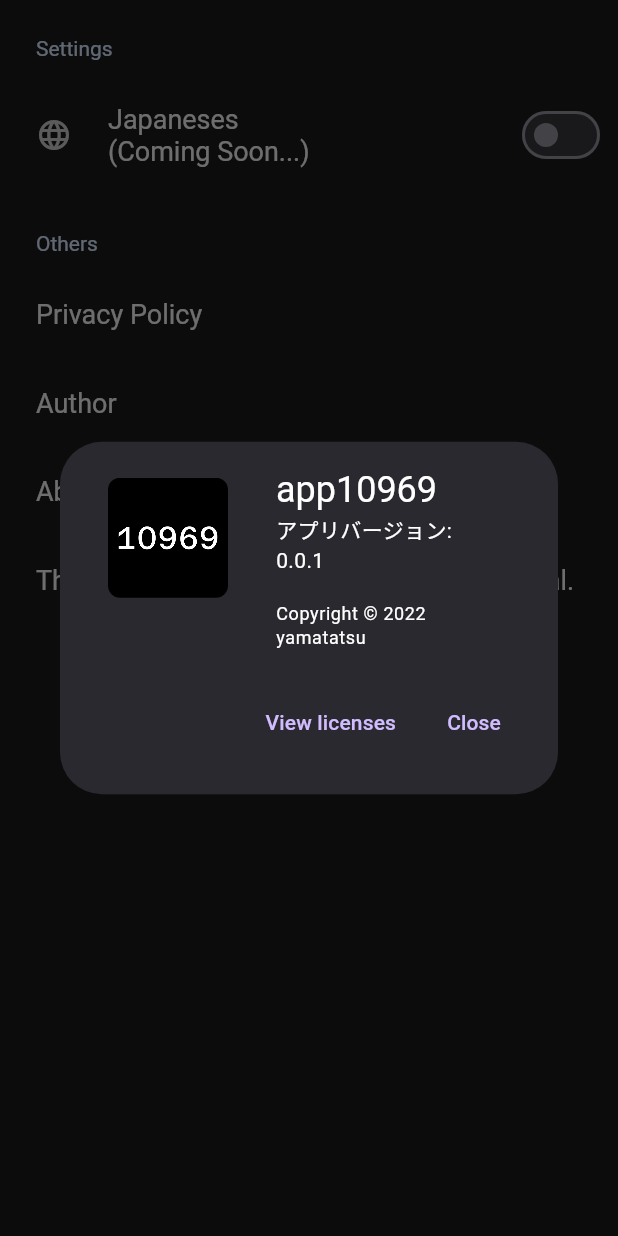
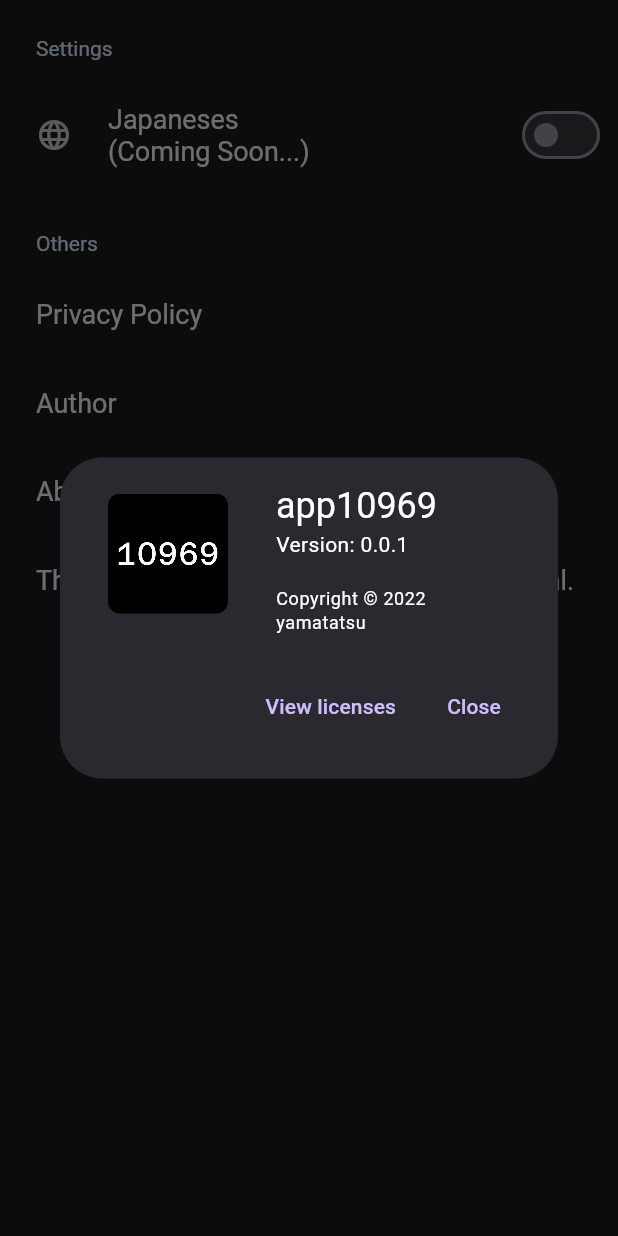
Before and after one commit to yamatatsu10969/10969, a Flutter app: the SettingsPage screen opened by its route, after a tap on "About App", on a phone screen of 412 x 824 dp. Run offline on Flutter 3.47's test engine with Material 2 defaults, Android fonts, the phone set to English and light mode, and no system bars; drawn by our look-alikes of settings_ui; our stand-ins replace flutter_hooks, flutter_riverpod, font_awesome_flutter, freezed_annotation, hooks_riverpod, package_info_plus and 1 more; missing offline and left inert: build_context, flutter_inappwebview.

Commit message:
Delete japanese language

```diff
--- a/lib/presentation/pages/settings/settings_page.dart
+++ b/lib/presentation/pages/settings/settings_page.dart
@@ -74,7 +74,7 @@ class SettingsPage extends ConsumerWidget {
                       showAboutDialog(
                         context: context,
                         applicationName: packageInfo.appName,
-                        applicationVersion: 'アプリバージョン: ${packageInfo.version}',
+                        applicationVersion: 'Version: ${packageInfo.version}',
                         applicationIcon: Padding(
                           padding: const EdgeInsets.all(8),
                           child: ClipRRect(
--- a/pubspec.yaml
+++ b/pubspec.yaml
@@ -63,7 +63,7 @@ dev_dependencies:
 
 flutter_intl:
   enabled: true
-  main_locale: ja_JP
+  main_locale: en
   class_name: L10n
 
 flutter_icons:
```
Also changed, not shown: lib/generated/intl/messages_en.dart, lib/generated/intl/messages_ja_JP.dart, lib/generated/l10n.dart.
